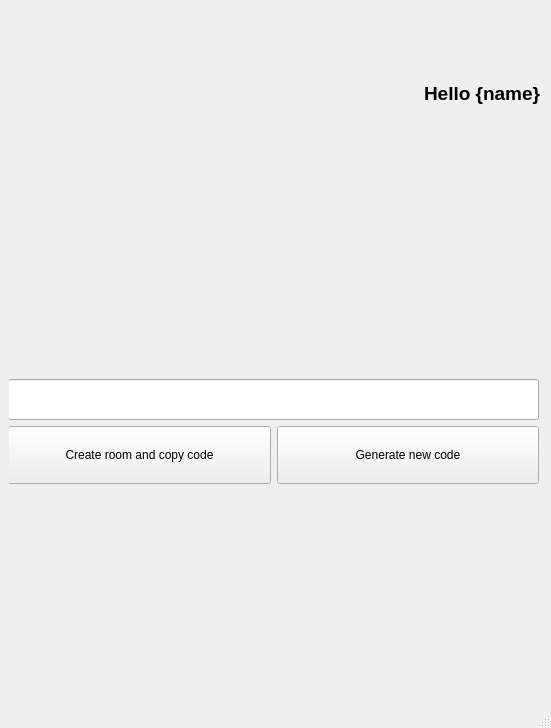
The window that project/pages/create_room_page.ui (Sason00/project) describes before a commit, drawn with Qt 5.
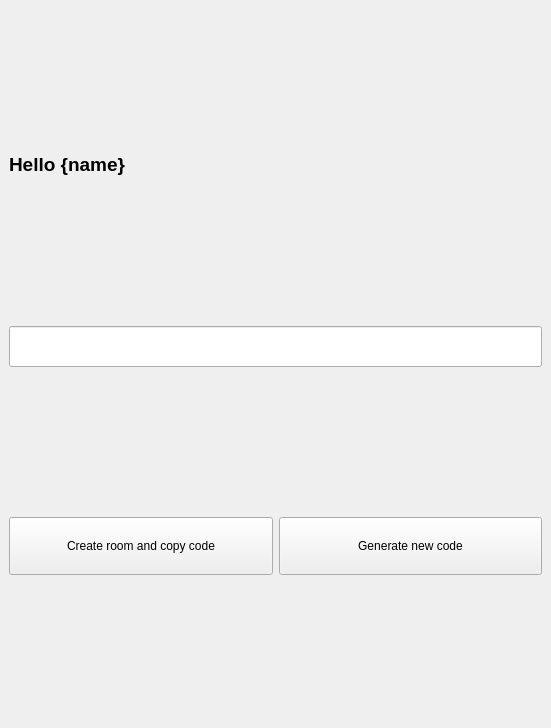
The same window after the commit.

```diff
--- a/project/pages/create_room_page.ui
+++ b/project/pages/create_room_page.ui
@@ -10,6 +10,12 @@
     <height>728</height>
    </rect>
   </property>
+  <property name="sizePolicy">
+   <sizepolicy hsizetype="Fixed" vsizetype="Fixed">
+    <horstretch>0</horstretch>
+    <verstretch>0</verstretch>
+   </sizepolicy>
+  </property>
   <property name="windowTitle">
    <string>MainWindow</string>
   </property>
@@ -21,144 +27,94 @@
   </property>
   <widget class="QWidget" name="centralwidget">
    <layout class="QGridLayout" name="gridLayout">
-    <item row="1" column="0">
-     <spacer name="horizontalSpacer">
-      <property name="orientation">
-       <enum>Qt::Horizontal</enum>
-      </property>
-      <property name="sizeHint" stdset="0">
-       <size>
-        <width>40</width>
-        <height>20</height>
-       </size>
-      </property>
-     </spacer>
+    <item row="6" column="0">
+     <layout class="QHBoxLayout" name="horizontalLayout">
+      <item>
+       <widget class="QPushButton" name="pushButton">
+        <property name="text">
+         <string>Create room and copy code</string>
+        </property>
+       </widget>
+      </item>
+      <item>
+       <widget class="QPushButton" name="generate_new_code_button">
+        <property name="text">
+         <string>Generate new code</string>
+        </property>
+       </widget>
+      </item>
+     </layout>
     </item>
-    <item row="1" column="1">
-     <spacer name="horizontalSpacer_3">
-      <property name="orientation">
-       <enum>Qt::Horizontal</enum>
-      </property>
-      <property name="sizeHint" stdset="0">
-       <size>
-        <width>40</width>
-        <height>20</height>
-       </size>
-      </property>
-     </spacer>
-    </item>
-    <item row="4" column="2">
-     <widget class="QLabel" name="label">
-      <property name="text">
-       <string/>
-      </property>
-     </widget>
-    </item>
-    <item row="1" column="2">
-     <widget class="QLabel" name="label_2">
-      <property name="text">
-       <string>&lt;html&gt;&lt;head/&gt;&lt;body&gt;&lt;p&gt;&lt;span style=&quot; font-size:14pt; font-weight:700;&quot;&gt;Hello {name}&lt;/span&gt;&lt;/p&gt;&lt;/body&gt;&lt;/html&gt;</string>
-      </property>
-     </widget>
-    </item>
-    <item row="2" column="0" rowspan="2" colspan="3">
-     <widget class="QWidget" name="widget" native="true">
-      <widget class="QWidget" name="verticalLayoutWidget">
-       <property name="geometry">
-        <rect>
-         <x>-1</x>
-         <y>-1</y>
-         <width>531</width>
-         <height>301</height>
-        </rect>
-       </property>
-       <layout class="QVBoxLayout" name="verticalLayout">
-        <item>
-         <spacer name="verticalSpacer_11">
-          <property name="orientation">
-           <enum>Qt::Vertical</enum>
-          </property>
-          <property name="sizeHint" stdset="0">
-           <size>
-            <width>20</width>
-            <height>40</height>
-           </size>
-          </property>
-         </spacer>
-        </item>
-        <item>
-         <spacer name="verticalSpacer_2">
-          <property name="orientation">
-           <enum>Qt::Vertical</enum>
-          </property>
-          <property name="sizeHint" stdset="0">
-           <size>
-            <width>20</width>
-            <height>40</height>
-           </size>
-          </property>
-         </spacer>
-        </item>
-        <item>
-         <spacer name="verticalSpacer_3">
-          <property name="orientation">
-           <enum>Qt::Vertical</enum>
-          </property>
-          <property name="sizeHint" stdset="0">
-           <size>
-            <width>20</width>
-            <height>40</height>
-           </size>
-          </property>
-         </spacer>
-        </item>
-        <item>
-         <spacer name="verticalSpacer_4">
-          <property name="orientation">
-           <enum>Qt::Vertical</enum>
-          </property>
-          <property name="sizeHint" stdset="0">
-           <size>
-            <width>20</width>
-            <height>40</height>
-           </size>
-          </property>
-         </spacer>
-        </item>
-        <item>
-         <widget class="QLineEdit" name="lineEdit">
-          <property name="styleSheet">
-           <string notr="true">height: 35%;
+    <item row="4" column="0">
+     <widget class="QLineEdit" name="lineEdit">
+      <property name="styleSheet">
+       <string notr="true">height: 35%;
 font: 48pt &quot;MS Shell Dlg 2&quot;;
 font: 20pt &quot;MS Shell Dlg 2&quot;;</string>
-          </property>
-         </widget>
-        </item>
-        <item>
-         <layout class="QHBoxLayout" name="horizontalLayout">
-          <item>
-           <widget class="QPushButton" name="pushButton">
-            <property name="text">
-             <string>Create room and copy code</string>
-            </property>
-           </widget>
-          </item>
-          <item>
-           <widget class="QPushButton" name="pushButton_2">
-            <property name="text">
-             <string>Generate new code</string>
-            </property>
-           </widget>
-          </item>
-         </layout>
-        </item>
-       </layout>
-      </widget>
+      </property>
      </widget>
     </item>
+    <item row="2" column="0">
+     <widget class="QLabel" name="label">
+      <property name="text">
+       <string>&lt;html&gt;&lt;head/&gt;&lt;body&gt;&lt;p&gt;&lt;span style=&quot; font-size:14pt; font-weight:696;&quot;&gt;Hello {name}&lt;/span&gt;&lt;/p&gt;&lt;/body&gt;&lt;/html&gt;</string>
+      </property>
+     </widget>
+    </item>
+    <item row="7" column="0">
+     <spacer name="verticalSpacer_4">
+      <property name="orientation">
+       <enum>Qt::Vertical</enum>
+      </property>
+      <property name="sizeHint" stdset="0">
+       <size>
+        <width>20</width>
+        <height>40</height>
+       </size>
+      </property>
+     </spacer>
+    </item>
+    <item row="3" column="0">
+     <spacer name="verticalSpacer_3">
+      <property name="orientation">
+       <enum>Qt::Vertical</enum>
+      </property>
+      <property name="sizeHint" stdset="0">
+       <size>
+        <width>20</width>
+        <height>40</height>
+       </size>
+      </property>
+     </spacer>
+    </item>
+    <item row="0" column="0">
+     <spacer name="verticalSpacer_2">
+      <property name="orientation">
+       <enum>Qt::Vertical</enum>
+      </property>
+      <property name="sizeHint" stdset="0">
+       <size>
+        <width>20</width>
+        <height>40</height>
+       </size>
+      </property>
+     </spacer>
+    </item>
+    <item row="5" column="0">
+     <spacer name="verticalSpacer_5">
+      <property name="orientation">
+       <enum>Qt::Vertical</enum>
+      </property>
+      <property name="sizeHint" stdset="0">
+       <size>
+        <width>20</width>
+        <height>40</height>
+       </size>
+      </property>
+     </spacer>
+    </item>
    </layout>
   </widget>
-  <widget class="QStatusBar" name="statusbar"/>
  </widget>
  <resources/>
  <connections/>
```
